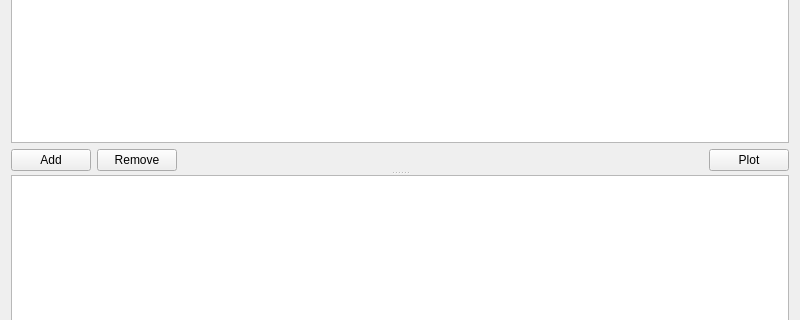
This is widgetmain.ui in fay2003hiend/plot_my_balance as Qt 5 draws it before an edit; both pictures show x 0 to 800 and y 164 to 484 of the 800 by 600 pixel window. The edited form follows.
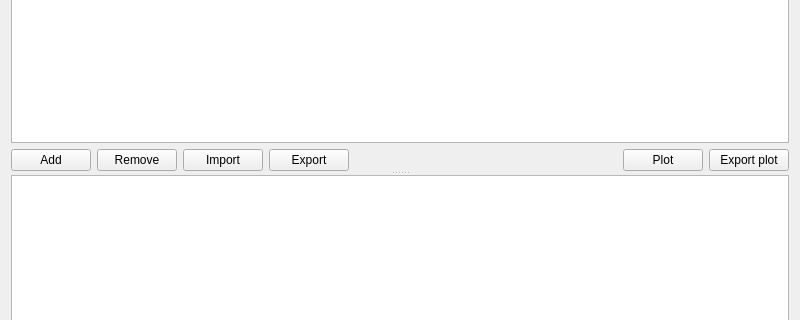
This is the edited form.

Commit message: finish import export functions; add est annual amount; re-format code

Diff of the .ui file:
```diff
--- a/widgetmain.ui
+++ b/widgetmain.ui
@@ -88,6 +88,20 @@
            </property>
           </widget>
          </item>
+         <item>
+          <widget class="QPushButton" name="btn_import">
+           <property name="text">
+            <string>Import</string>
+           </property>
+          </widget>
+         </item>
+         <item>
+          <widget class="QPushButton" name="btn_export">
+           <property name="text">
+            <string>Export</string>
+           </property>
+          </widget>
+         </item>
          <item>
           <spacer name="horizontalSpacer">
            <property name="orientation">
@@ -108,6 +122,13 @@
            </property>
           </widget>
          </item>
+         <item>
+          <widget class="QPushButton" name="btn_export_plot">
+           <property name="text">
+            <string>Export plot</string>
+           </property>
+          </widget>
+         </item>
         </layout>
        </item>
       </layout>
```
Left out of the diff: 3 changed lines with no effect on the pictures. The commit also changes 7 other files.
